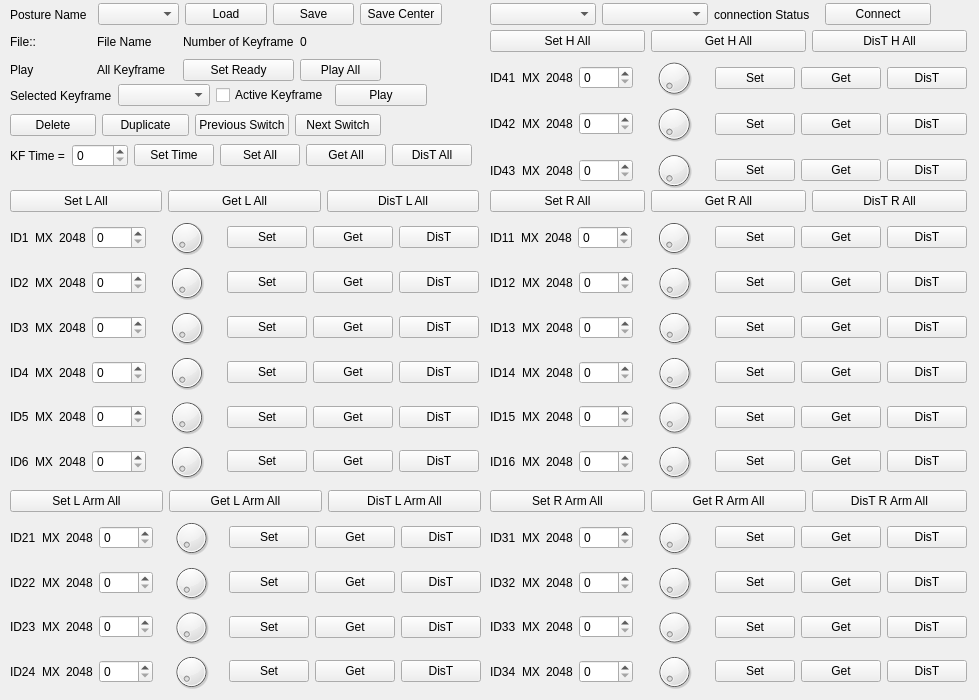
saintwings/Thesis_nu_2017, file CODE/src/Humanoid_Code/SetPostureHumanoidUI_QT5.ui: the form before one commit.
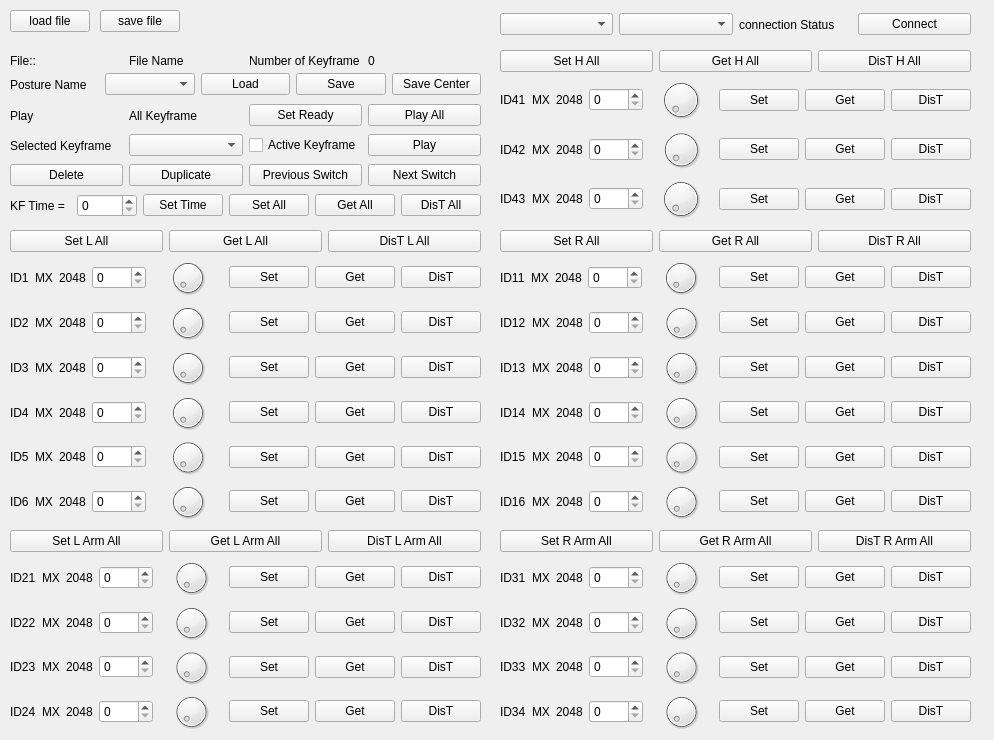
The form after the commit.

What changed in the file:
```diff
--- a/CODE/src/Humanoid_Code/SetPostureHumanoidUI_QT5.ui
+++ b/CODE/src/Humanoid_Code/SetPostureHumanoidUI_QT5.ui
@@ -6,8 +6,8 @@
    <rect>
     <x>0</x>
     <y>0</y>
-    <width>979</width>
-    <height>700</height>
+    <width>994</width>
+    <height>740</height>
    </rect>
   </property>
   <property name="windowTitle">
@@ -17,7 +17,7 @@
    <property name="geometry">
     <rect>
      <x>10</x>
-     <y>490</y>
+     <y>530</y>
      <width>471</width>
      <height>201</height>
     </rect>
@@ -293,9 +293,9 @@
   <widget class="QWidget" name="layoutWidget">
    <property name="geometry">
     <rect>
-     <x>490</x>
-     <y>190</y>
-     <width>477</width>
+     <x>500</x>
+     <y>230</y>
+     <width>471</width>
      <height>291</height>
     </rect>
    </property>
@@ -691,8 +691,8 @@
    <property name="geometry">
     <rect>
      <x>10</x>
-     <y>190</y>
-     <width>469</width>
+     <y>230</y>
+     <width>471</width>
      <height>291</height>
     </rect>
    </property>
@@ -1088,21 +1088,14 @@
    <property name="geometry">
     <rect>
      <x>10</x>
-     <y>30</y>
-     <width>371</width>
-     <height>51</height>
+     <y>100</y>
+     <width>471</width>
+     <height>31</height>
     </rect>
    </property>
    <layout class="QHBoxLayout" name="horizontalLayout">
     <item>
      <layout class="QVBoxLayout" name="verticalLayout">
-      <item>
-       <widget class="QLabel" name="file_label">
-        <property name="text">
-         <string>File::</string>
-        </property>
-       </widget>
-      </item>
       <item>
        <widget class="QLabel" name="play_label">
         <property name="text">
@@ -1114,13 +1107,6 @@
     </item>
     <item>
      <layout class="QVBoxLayout" name="verticalLayout_2">
-      <item>
-       <widget class="QLabel" name="fileName_label">
-        <property name="text">
-         <string>File Name</string>
-        </property>
-       </widget>
-      </item>
       <item>
        <widget class="QLabel" name="allKeyframe_label">
         <property name="text">
@@ -1132,13 +1118,6 @@
     </item>
     <item>
      <layout class="QVBoxLayout" name="verticalLayout_3">
-      <item>
-       <widget class="QLabel" name="numOfKeyframe_label">
-        <property name="text">
-         <string>Number of Keyframe</string>
-        </property>
-       </widget>
-      </item>
       <item>
        <widget class="QPushButton" name="setReady_Button">
         <property name="text">
@@ -1150,13 +1129,6 @@
     </item>
     <item>
      <layout class="QVBoxLayout" name="verticalLayout_4">
-      <item>
-       <widget class="QLabel" name="numOfKeyframeStatus_label">
-        <property name="text">
-         <string>0</string>
-        </property>
-       </widget>
-      </item>
       <item>
        <widget class="QPushButton" name="playAll_Button">
         <property name="text">
@@ -1172,8 +1144,8 @@
    <property name="geometry">
     <rect>
      <x>10</x>
-     <y>80</y>
-     <width>417</width>
+     <y>130</y>
+     <width>471</width>
      <height>31</height>
     </rect>
    </property>
@@ -1211,8 +1183,8 @@
    <property name="geometry">
     <rect>
      <x>10</x>
-     <y>140</y>
-     <width>462</width>
+     <y>190</y>
+     <width>471</width>
      <height>31</height>
     </rect>
    </property>
@@ -1260,9 +1232,9 @@
   <widget class="QWidget" name="horizontalLayoutWidget_3">
    <property name="geometry">
     <rect>
-     <x>490</x>
-     <y>0</y>
-     <width>441</width>
+     <x>500</x>
+     <y>10</y>
+     <width>471</width>
      <height>29</height>
     </rect>
    </property>
@@ -1293,8 +1265,8 @@
    <property name="geometry">
     <rect>
      <x>10</x>
-     <y>0</y>
-     <width>432</width>
+     <y>70</y>
+     <width>471</width>
      <height>29</height>
     </rect>
    </property>
@@ -1336,8 +1308,8 @@
    <property name="geometry">
     <rect>
      <x>10</x>
-     <y>110</y>
-     <width>371</width>
+     <y>160</y>
+     <width>471</width>
      <height>31</height>
     </rect>
    </property>
@@ -1375,9 +1347,9 @@
   <widget class="QWidget" name="verticalLayoutWidget_8">
    <property name="geometry">
     <rect>
-     <x>490</x>
-     <y>490</y>
-     <width>477</width>
+     <x>500</x>
+     <y>530</y>
+     <width>471</width>
      <height>201</height>
     </rect>
    </property>
@@ -1652,10 +1624,10 @@
   <widget class="QWidget" name="verticalLayoutWidget_9">
    <property name="geometry">
     <rect>
-     <x>490</x>
-     <y>30</y>
-     <width>477</width>
-     <height>161</height>
+     <x>500</x>
+     <y>50</y>
+     <width>471</width>
+     <height>171</height>
     </rect>
    </property>
    <layout class="QVBoxLayout" name="verticalLayout_9">
@@ -1866,6 +1838,72 @@
     </item>
    </layout>
   </widget>
+  <widget class="QPushButton" name="loadFile_pushButton">
+   <property name="geometry">
+    <rect>
+     <x>10</x>
+     <y>10</y>
+     <width>80</width>
+     <height>22</height>
+    </rect>
+   </property>
+   <property name="text">
+    <string>load file</string>
+   </property>
+  </widget>
+  <widget class="QPushButton" name="saveFile_pushButton">
+   <property name="geometry">
+    <rect>
+     <x>100</x>
+     <y>10</y>
+     <width>80</width>
+     <height>22</height>
+    </rect>
+   </property>
+   <property name="text">
+    <string>save file</string>
+   </property>
+  </widget>
+  <widget class="QWidget" name="horizontalLayoutWidget_4">
+   <property name="geometry">
+    <rect>
+     <x>10</x>
+     <y>50</y>
+     <width>471</width>
+     <height>21</height>
+    </rect>
+   </property>
+   <layout class="QHBoxLayout" name="horizontalLayout_10">
+    <item>
+     <widget class="QLabel" name="file_label">
+      <property name="text">
+       <string>File::</string>
+      </property>
+     </widget>
+    </item>
+    <item>
+     <widget class="QLabel" name="fileName_label">
+      <property name="text">
+       <string>File Name</string>
+      </property>
+     </widget>
+    </item>
+    <item>
+     <widget class="QLabel" name="numOfKeyframe_label">
+      <property name="text">
+       <string>Number of Keyframe</string>
+      </property>
+     </widget>
+    </item>
+    <item>
+     <widget class="QLabel" name="numOfKeyframeStatus_label">
+      <property name="text">
+       <string>0</string>
+      </property>
+     </widget>
+    </item>
+   </layout>
+  </widget>
   <zorder>layoutWidget</zorder>
   <zorder>layoutWidget</zorder>
   <zorder>layoutWidget</zorder>
```
Left out of the diff: 3 changed lines with no effect on the pictures.
